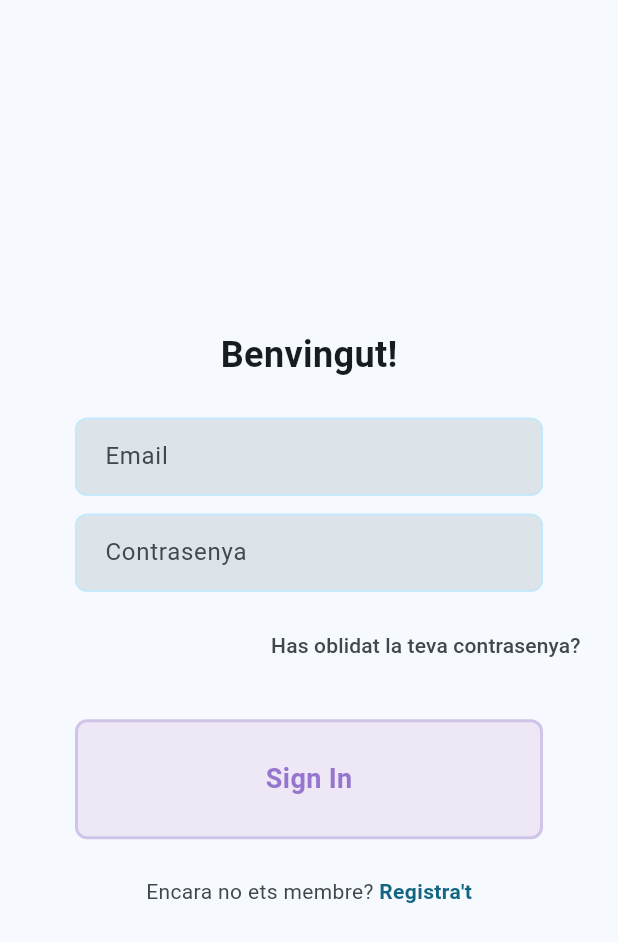
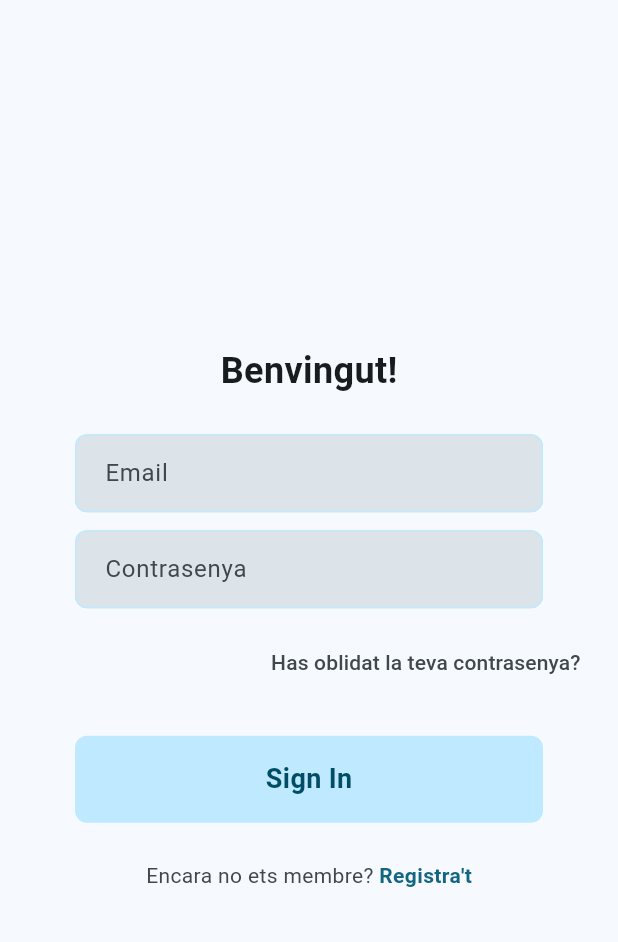
Before and after one commit to annasabater/TFG_Frontend, a Flutter app: the screen it shows after launch, on a phone screen of 412 x 824 dp. Shown: the top 942 px of the screen. Run offline on Flutter 3.47's test engine with Material 3 defaults, Android fonts, the phone set to English and light mode, and no system bars; our stand-ins replace go_router; missing offline and left inert: flutter_joystick.

Commit message:
actualització estil

```diff
--- a/lib/components/my_button.dart
+++ b/lib/components/my_button.dart
@@ -1,7 +1,8 @@
+// lib/components/my_button.dart
 import 'package:flutter/material.dart';
 
 class MyButton extends StatefulWidget {
-  final Function()? onTap;
+  final VoidCallback? onTap;
 
   const MyButton({super.key, required this.onTap});
 
@@ -14,6 +15,8 @@
 
   @override
   Widget build(BuildContext context) {
+    final colors = Theme.of(context).colorScheme;
+
     return MouseRegion(
       cursor: SystemMouseCursors.click,
       onEnter: (_) => setState(() => _isHovered = true),
@@ -21,21 +24,21 @@
       child: GestureDetector(
         onTap: widget.onTap,
         child: Container(
-          padding: const EdgeInsets.all(25),
+          padding: const EdgeInsets.symmetric(vertical: 14, horizontal: 16),
           margin: const EdgeInsets.symmetric(horizontal: 25),
           decoration: BoxDecoration(
-            color: _isHovered ? Colors.deepPurple[100] : Colors.deepPurple[50],
+            color: _isHovered ? colors.primary : colors.primaryContainer,
             borderRadius: BorderRadius.circular(8),
             border: Border.all(
-              color: _isHovered ? Colors.deepPurple[300]! : Colors.deepPurple[100]!,
+              color: _isHovered ? colors.primary : colors.primaryContainer,
               width: 2,
             ),
           ),
           child: Center(
             child: Text(
-              "Sign In",
+              'Sign In',
               style: TextStyle(
-                color: _isHovered ? Colors.deepPurple[500] : Colors.deepPurple[300],
+                color: _isHovered ? colors.onPrimary : colors.onPrimaryContainer,
                 fontWeight: FontWeight.bold,
                 fontSize: 18,
               ),
--- a/lib/components/square_title.dart
+++ b/lib/components/square_title.dart
@@ -12,12 +12,13 @@
 
   @override
   Widget build(BuildContext context) {
+    final colors = Theme.of(context).colorScheme;
     return Container(
       padding: const EdgeInsets.all(20),
       decoration: BoxDecoration(
-        border: Border.all(color: Colors.deepPurple[100]!),
+        color: colors.surfaceVariant,                     // fondo gris/azul suave
         borderRadius: BorderRadius.circular(16),
-        color: Colors.deepPurple[50],
+        border: Border.all(color: colors.primaryContainer), // borde azul pastel
       ),
       child: Image.asset(
         imagePath,
--- a/lib/screens/drone_screen.dart
+++ b/lib/screens/drone_screen.dart
@@ -18,6 +18,7 @@
     _isLoading = loading;
     notifyListeners();
   }
+
 
   void _setError(String? errorMessage) {
     _error = errorMessage;
--- a/lib/screens/jocs_page.dart
+++ b/lib/screens/jocs_page.dart
@@ -17,13 +17,10 @@
           ListTile(
             leading: const Icon(Icons.sports_esports),
             title: const Text('Competencia'),
-            subtitle: const Text('Control del dron'),
             onTap: () {
-              // navega a /jocs/competencia
               context.go('/jocs/competencia');
             },
           ),
-          // se pueden añadir más “jocs”
         ],
       ),
     );
```
